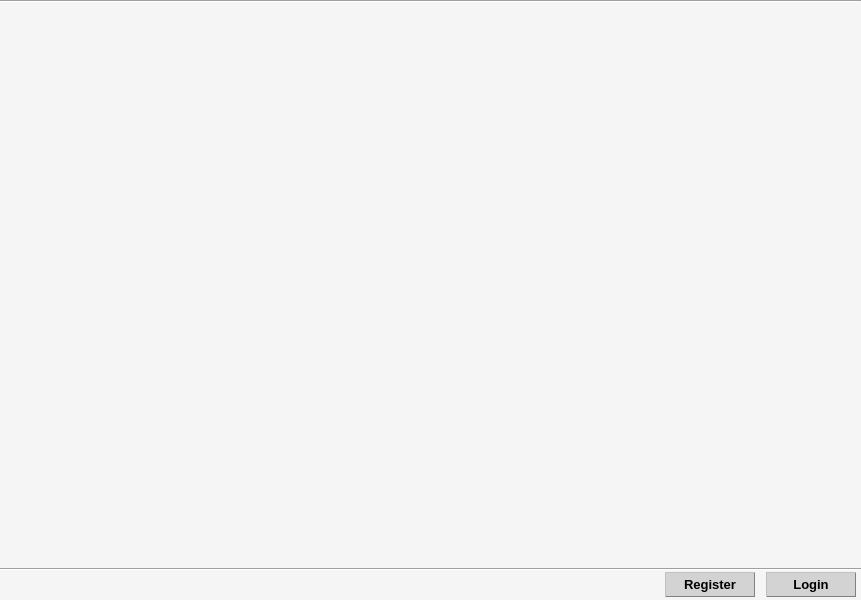
The window that CLIENT/RHE_Client/mainwindow.ui (qvinn/RHE) describes before a commit, drawn with Qt 5.
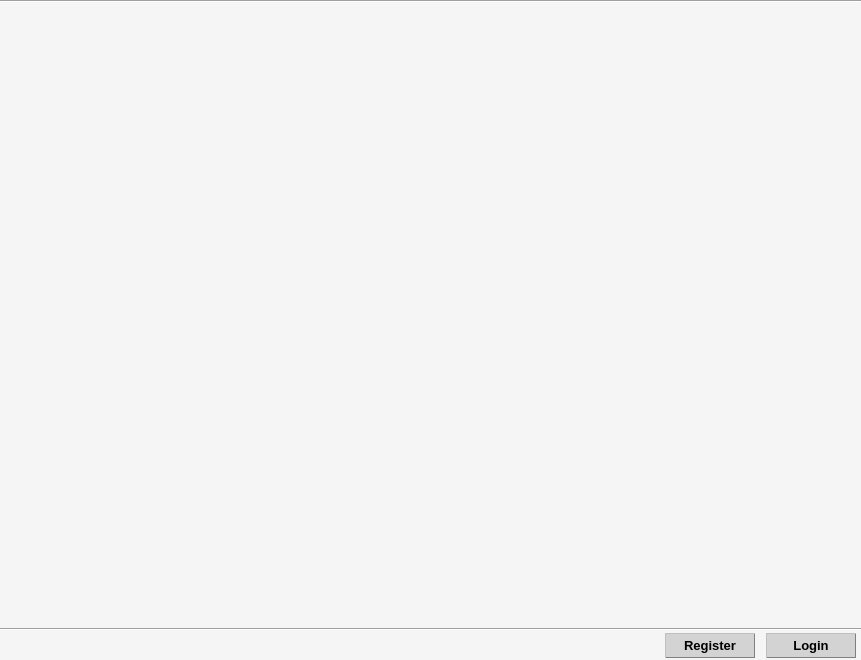
The same window after the commit. The open tabs and pages were chosen to show the change.

The edit to the form file:
```diff
--- a/CLIENT/RHE_Client/mainwindow.ui
+++ b/CLIENT/RHE_Client/mainwindow.ui
@@ -7,13 +7,13 @@
     <x>0</x>
     <y>0</y>
     <width>861</width>
-    <height>600</height>
+    <height>660</height>
    </rect>
   </property>
   <property name="minimumSize">
    <size>
     <width>604</width>
-    <height>570</height>
+    <height>660</height>
    </size>
   </property>
   <property name="palette">
@@ -115,7 +115,7 @@
     <property name="geometry">
      <rect>
       <x>0</x>
-      <y>569</y>
+      <y>630</y>
       <width>861</width>
       <height>31</height>
      </rect>
@@ -747,7 +747,7 @@
       <x>0</x>
       <y>0</y>
       <width>861</width>
-      <height>571</height>
+      <height>631</height>
      </rect>
     </property>
     <layout class="QVBoxLayout" name="verticalLayout">
```
Left out of the diff: 2 changed lines with no effect on the pictures.
